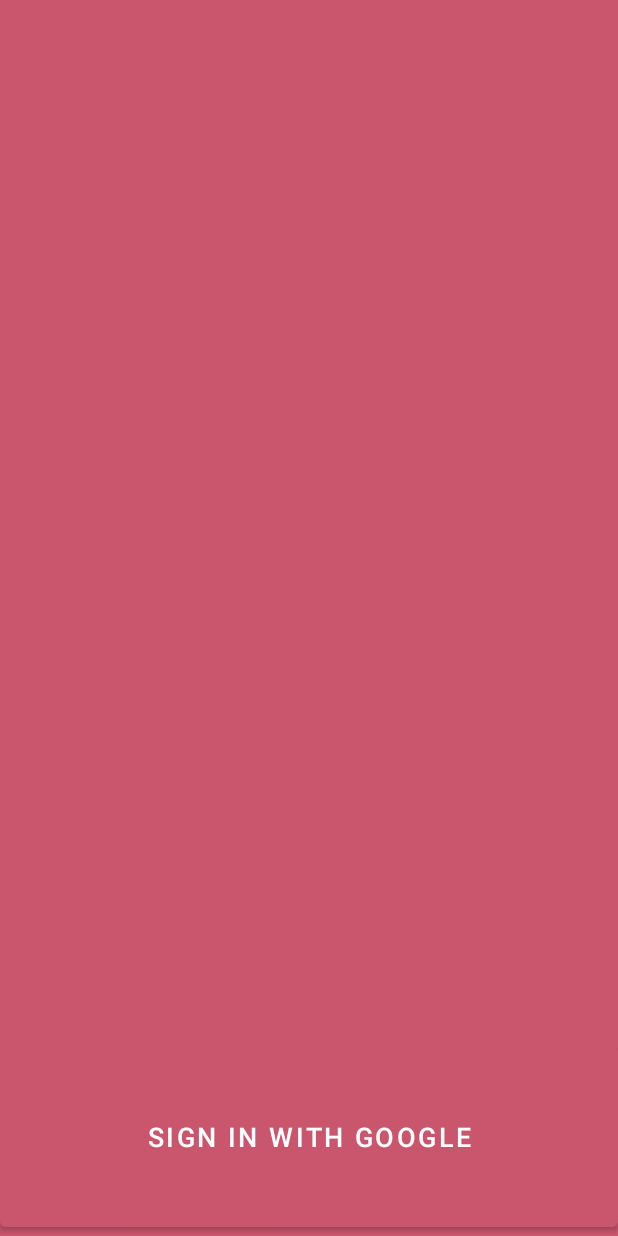
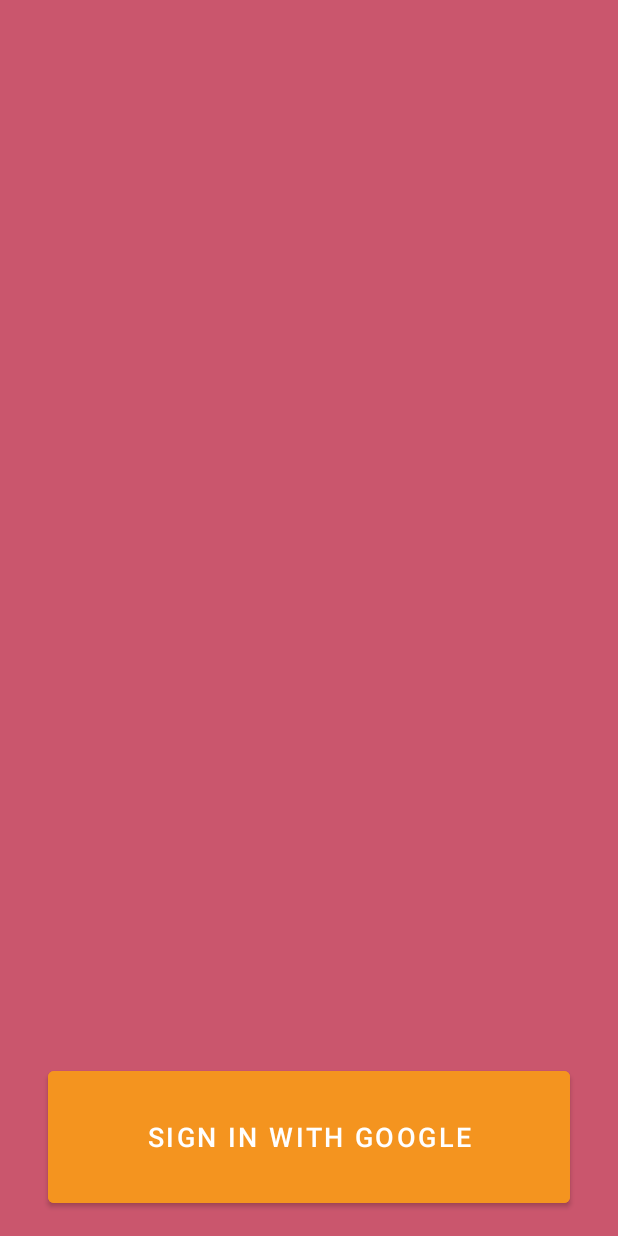
Before and after one commit to YadavYashvant/Notesy, an Android app: the screen it shows after launch (SplashActivity), on a phone screen of 412 x 824 dp. Run offline under Robolectric (Android 15) with nearby library versions, the phone set to English and light mode, and no system bars; our stand-ins replace Firebase (no records; nobody signed in at launch, a user with empty details on screens opened directly).

Commit message:
google sign in works!

```diff
--- a/app/src/main/java/com/example/notesy/SplashActivity.kt
+++ b/app/src/main/java/com/example/notesy/SplashActivity.kt
@@ -5,6 +5,7 @@
 import android.os.Bundle
 import android.os.Handler
 import android.os.Looper
+import android.widget.Toast
 import com.example.notesy.databinding.ActivitySplashBinding
 import com.google.android.gms.auth.api.signin.GoogleSignIn
 import com.google.android.gms.auth.api.signin.GoogleSignInOptions
@@ -24,7 +25,7 @@
 
         // Configure Google Sign In
         val gso = GoogleSignInOptions.Builder(GoogleSignInOptions.DEFAULT_SIGN_IN)
-            .requestIdToken(getString(R.string.default_web_client_id))
+            .requestIdToken("64130373589-rbeobu1ggl9oobv4v0bhvn00rvlmqfvd.apps.googleusercontent.com")
             .requestEmail()
             .build()
         val googleSignInClient = GoogleSignIn.getClient(this, gso)
@@ -71,7 +72,7 @@
                 if (task.isSuccessful) {
                     navigateToMainActivity()
                 } else {
-                    // If sign in fails, display a message to the user.
+                    Toast.makeText(this, "Authentication Failed", Toast.LENGTH_SHORT).show()
                 }
             }
     }
--- /dev/null
+++ b/app/src/main/res/drawable/baseline_exit_to_app_24.xml
@@ -0,0 +1,5 @@
+<vector xmlns:android="http://schemas.android.com/apk/res/android" android:autoMirrored="true" android:height="24dp" android:tint="#000000" android:viewportHeight="24" android:viewportWidth="24" android:width="24dp">
+
+    <path android:fillColor="@android:color/white" android:pathData="M10.09,15.59L11.5,17l5,-5 -5,-5 -1.41,1.41L12.67,11H3v2h9.67l-2.58,2.59zM19,3H5c-1.11,0 -2,0.9 -2,2v4h2V5h14v14H5v-4H3v4c0,1.1 0.89,2 2,2h14c1.1,0 2,-0.9 2,-2V5c0,-1.1 -0.9,-2 -2,-2z"/>
+
+</vector>
--- a/app/src/main/res/layout/activity_splash.xml
+++ b/app/src/main/res/layout/activity_splash.xml
@@ -19,15 +19,19 @@
         app:lottie_loop="true"
         app:lottie_rawRes="@raw/notesyl" />
 
-    <Button
+    <com.google.android.material.button.MaterialButton
         android:id="@+id/signInButton"
         android:layout_width="match_parent"
-        android:layout_height="wrap_content"
+        android:layout_height="100dp"
+        android:layout_marginHorizontal="32dp"
+        android:layout_marginBottom="16dp"
         android:text="Sign In with Google"
+
         android:textColor="#FFFFFF"
+        android:backgroundTint="#F4941F"
         android:textSize="18sp"
-        android:paddingHorizontal="32dp"
-        android:paddingVertical="48dp"
+        android:paddingHorizontal="16dp"
+        android:paddingVertical="16dp"
         app:layout_constraintBottom_toBottomOf="parent"
         app:layout_constraintEnd_toEndOf="parent"
         app:layout_constraintStart_toStartOf="parent" />
--- a/app/src/main/res/values-night/themes.xml
+++ b/app/src/main/res/values-night/themes.xml
@@ -1,7 +1,27 @@
 <resources xmlns:tools="http://schemas.android.com/tools">
     <!-- Base application theme. -->
-    <style name="Base.Theme.Notesy" parent="Theme.Material3.DayNight.NoActionBar">
-        <!-- Customize your dark theme here. -->
-        <!-- <item name="colorPrimary">@color/my_dark_primary</item> -->
+    <!--<style name="Base.Theme.Notesy" parent="Theme.Material3.DynamicColors.Dark">
+        &lt;!&ndash; Customize your dark theme here. &ndash;&gt;
+        &lt;!&ndash; <item name="colorPrimary">@color/my_dark_primary</item> &ndash;&gt;
+    </style>-->
+
+    <style name="Base.Theme.Notesy" parent="Theme.MaterialComponents.DayNight.DarkActionBar">
+        <!-- Customize your light theme here. -->
+        <!-- <item name="colorPrimary">@color/my_light_primary</item> -->
+        <item name="colorPrimary">#CA566D</item>
+        <item name="colorPrimaryDark">#D5831C</item>
+        <item name="colorAccent">#044985</item>
+        <item name="android:statusBarColor">#CA566D</item>
     </style>
+
+    <style name="Theme.Notesy" parent="Base.Theme.Notesy" />
+
+    <style name="BottomSheetStyle" parent="Theme.Design.BottomSheetDialog">
+        <item name="bottomSheetStyle">@style/Model</item>
+    </style>
+
+    <style name="Model" parent="Widget.Design.BottomSheet.Modal">
+        <item name="android:background">@drawable/delete_sheet</item>
+    </style>
+
 </resources>
--- a/gradle.properties
+++ b/gradle.properties
@@ -6,7 +6,8 @@
 # http://www.gradle.org/docs/current/userguide/build_environment.html
 # Specifies the JVM arguments used for the daemon process.
 # The setting is particularly useful for tweaking memory settings.
-org.gradle.jvmargs=-Xmx2048m -Dfile.encoding=UTF-8
+#org.gradle.jvmargs=-Xmx4608m -Dfile.encoding=UTF-8
+org.gradle.jvmargs=-Xmx4608m
 # When configured, Gradle will run in incubating parallel mode.
 # This option should only be used with decoupled projects. More details, visit
 # http://www.gradle.org/docs/current/userguide/multi_project_builds.html#sec:decoupled_projects
```
Also changed, not shown: app/build.gradle (+8 -3 lines), app/src/main/java/com/example/notesy/ui/Fragments/CreateNoteFragment.kt (+4 -6 lines), app/src/main/java/com/example/notesy/ui/Fragments/HomeFragment.kt (+29 -0 lines), app/src/main/res/menu/home_menu.xml (added, +10 -0 lines).
